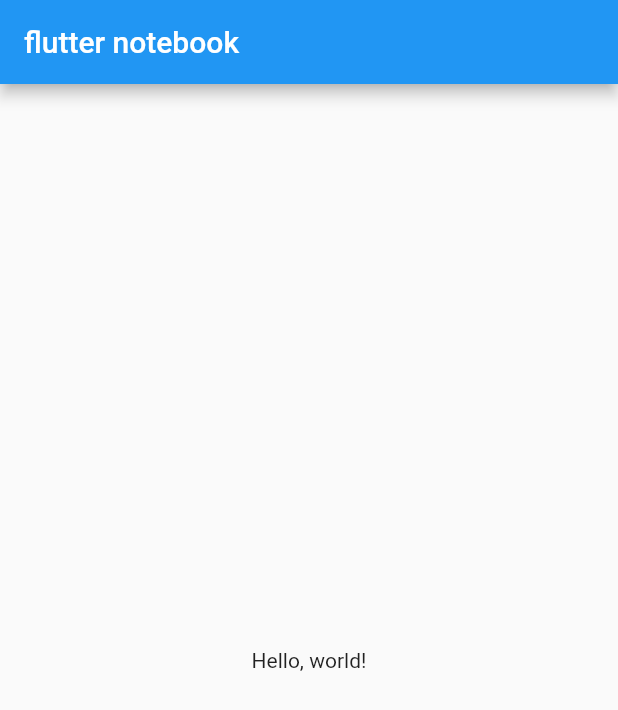
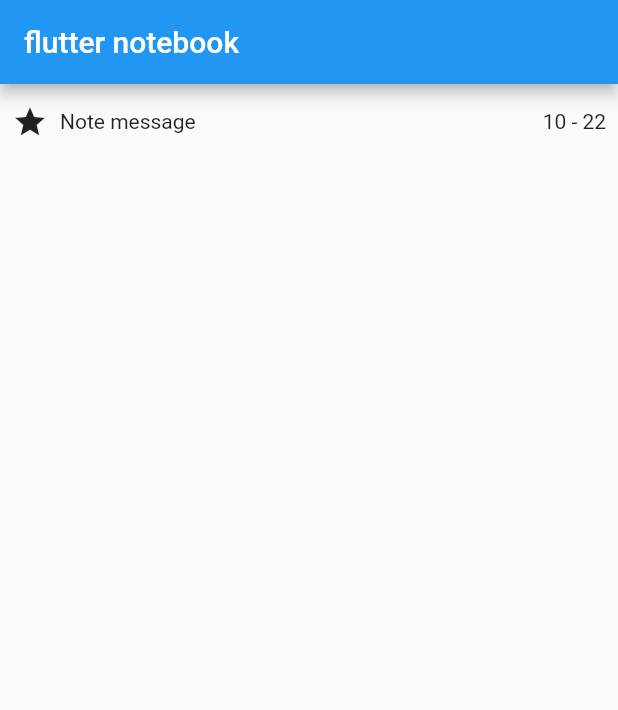
Before and after one commit to gliheng/flutter_notebook, a Flutter app: the screen it shows after launch, on a phone screen of 412 x 824 dp. Shown: the top 710 px of the screen. Run offline on Flutter 3.47's test engine with Material 2 defaults, Android fonts, the phone set to English and light mode, and no system bars.

Commit message:
part1 end

```diff
--- a/lib/main.dart
+++ b/lib/main.dart
@@ -23,7 +23,44 @@ class HomePage extends StatelessWidget {
       appBar: AppBar(
         title: Text('flutter notebook'),
       ),
-      body: Center(child: Text('Hello, world!'))
+      body: NoteBookItem(
+        icon: Icon(Icons.star),
+        text: 'Note message',
+        timestamp: DateTime.now()
+      )
     );
   }
 }
+
+class NoteBookItem extends StatelessWidget {
+  NoteBookItem({@required this.icon, @required this.text, @required this.timestamp});
+
+  final Icon icon;
+  final String text;
+  final DateTime timestamp;
+
+  @override
+  Widget build(BuildContext context) {
+    return SizedBox(
+      height: 50.0,
+      child: Row(
+        children: <Widget>[
+          Padding(
+            padding: const EdgeInsets.symmetric(horizontal: 8.0),
+            child: icon,
+          ),
+          Expanded(
+            child: Text(text,
+              overflow: TextOverflow.ellipsis,
+              maxLines: 2
+            )
+          ),
+          Padding(
+            padding: const EdgeInsets.symmetric(horizontal: 8.0),
+            child: Text('${timestamp.month} - ${timestamp.day}'),
+          ),
+        ],
+      ),
+    );
+  }
+}
```
